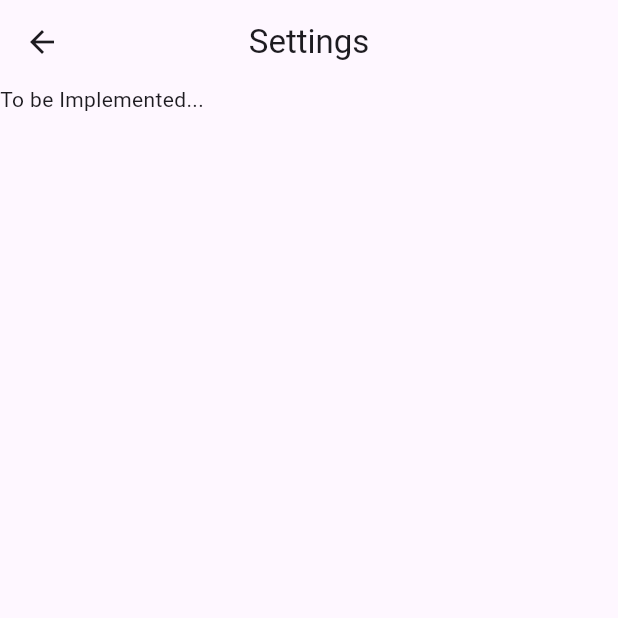
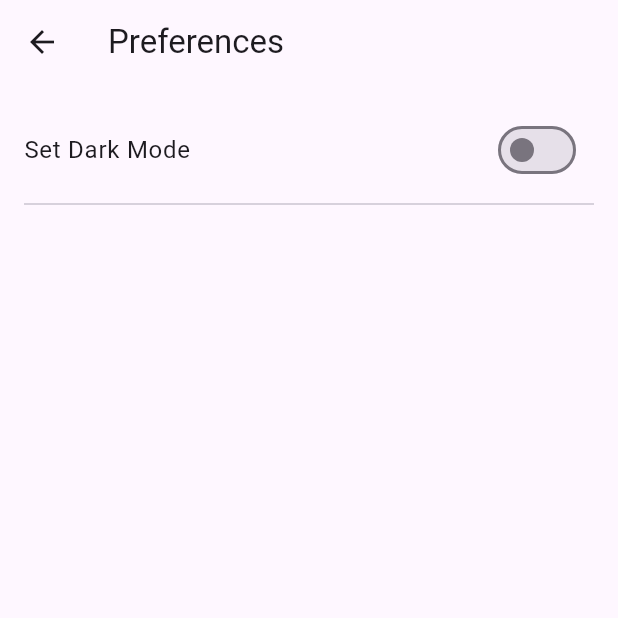
Before and after one commit to DarioCr00/books_app, a Flutter app: the SettingsScreen screen opened directly with empty values, on a phone screen of 412 x 824 dp, the top half of it. Run offline on Flutter 3.47's test engine with Material 3 defaults, Android fonts, the phone set to English and light mode, and no system bars; our stand-ins replace cached_network_image, get, shared_preferences; missing offline and left inert: hidable; accounts and stored records are empty; network calls fail.

Commit message:
Implemented dark mode through shared preferences

```diff
--- a/lib/controller/main_controller.dart
+++ b/lib/controller/main_controller.dart
@@ -1,11 +1,23 @@
 // ignore_for_file: avoid_print
 
 import 'package:books_app/utils/api_url.dart';
+import 'package:flutter/material.dart';
 import 'package:http/http.dart' as http;
 import 'dart:convert';
 import 'package:books_app/model/book.dart';
+import 'package:shared_preferences/shared_preferences.dart';
+import 'package:get/get.dart';
 
-class MainController {
+class MainController extends GetxController {
+  final RxBool _isDarkMode = false.obs;
+  RxBool get isDarkMode => _isDarkMode;
+
+  @override
+  void onInit() {
+    checkTheme();
+    super.onInit();
+  }
+
   Future<List<Book>> fetchBooks(String query) async {
     final url = googleBooksApiUrl(query);
     print('Fetching books from: $url');
@@ -42,4 +54,17 @@ class MainController {
   Future<List<Book>> fetchPopularBooks() async {
     return await fetchBooks("Lo Hobbit");
   }
+
+  void checkTheme() async {
+    SharedPreferences prefs = await SharedPreferences.getInstance();
+    _isDarkMode.value = prefs.getBool('isDarkMode') ?? false;
+    Get.changeThemeMode(_isDarkMode.value ? ThemeMode.dark : ThemeMode.light);
+  }
+
+  void updateTheme(bool isDarkMode) async {
+    SharedPreferences prefs = await SharedPreferences.getInstance();
+    _isDarkMode.value = isDarkMode;
+    await prefs.setBool('isDarkMode', isDarkMode);
+    Get.changeThemeMode(isDarkMode ? ThemeMode.dark : ThemeMode.light);
+  }
 }
--- a/lib/main.dart
+++ b/lib/main.dart
@@ -2,23 +2,27 @@
 
 import 'package:books_app/widgets/floating_navbar_widget.dart';
 import 'package:flutter/material.dart';
-
+import 'package:get/get.dart';
+import 'package:books_app/controller/main_controller.dart';
 
 void main() {
-  runApp(const MyApp());
+  Get.put(MainController()); // Inizializzare il MainController
+  runApp(MyApp());
 }
 
 class MyApp extends StatelessWidget {
-  const MyApp({Key ? key}) : super(key: key);
+  final MainController mainController = Get.find();
 
   @override
   Widget build(BuildContext context) {
-    return MaterialApp(
-      title: 'Books App',
-      theme: ThemeData(
-        primarySwatch: Colors.blue,
-      ),
-      home: const FloatingBottomNavBar(),
-    );
+    return Obx(() {
+      return GetMaterialApp(
+        title: 'Books App',
+        themeMode: mainController.isDarkMode.value ? ThemeMode.dark : ThemeMode.light,
+        darkTheme: ThemeData.dark(),
+        theme: ThemeData.light(),
+        home: const FloatingBottomNavBar(),
+      );
+    });
   }
 }
--- a/lib/screens/settings_screen.dart
+++ b/lib/screens/settings_screen.dart
@@ -1,26 +1,51 @@
 // ignore_for_file: use_super_parameters, library_private_types_in_public_api
 
 import 'package:flutter/material.dart';
+import 'package:get/get.dart';
+import 'package:books_app/controller/main_controller.dart';
 
 class SettingsScreen extends StatefulWidget {
   final ScrollController scrollController;
 
-  const SettingsScreen({Key ? key, required this.scrollController}) : super(key: key);
+  const SettingsScreen({Key? key, required this.scrollController}) : super(key: key);
 
   @override
   _SettingsScreenState createState() => _SettingsScreenState();
 }
 
 class _SettingsScreenState extends State<SettingsScreen> {
+  final MainController mainController = Get.find();
 
   @override
   Widget build(BuildContext context) {
-    return Scaffold(
-      appBar: AppBar(
-        title: const Text('Settings'),
-        centerTitle: true,
-      ),
-      body: const Text('To be Implemented...')
-    );
+    return Obx(() {
+      final isDarkMode = mainController.isDarkMode.value;
+      final ThemeData currentTheme = isDarkMode ? ThemeData.dark() : ThemeData.light();
+
+      return Scaffold(
+        appBar: AppBar(
+          title: Text('Preferences'),
+          backgroundColor: currentTheme.appBarTheme.backgroundColor,
+        ),
+        body: Padding(
+          padding: const EdgeInsets.symmetric(vertical: 16.0),
+          child: ListView(
+            children: [
+              ListTile(
+                title: Text('Set Dark Mode'),
+                trailing: Switch(
+                  value: isDarkMode,
+                  onChanged: (value) {
+                    mainController.updateTheme(value);
+                  },
+                  activeColor: Colors.blueGrey,
+                ),
+              ),
+              const Divider(indent: 16.0, endIndent: 16.0),
+            ],
+          ),
+        ),
+      );
+    });
   }
 }
--- a/lib/widgets/book_recommended_widget.dart
+++ b/lib/widgets/book_recommended_widget.dart
@@ -31,6 +31,7 @@ class BookRecommendedWidget extends StatelessWidget {
             style: TextStyle(
               fontWeight: FontWeight.bold,
               fontSize: 18,
+              color: Colors.white
             ),
           ),
           const SizedBox(height: 10),
--- a/lib/widgets/popular_books_widget.dart
+++ b/lib/widgets/popular_books_widget.dart
@@ -1,5 +1,6 @@
 // ignore_for_file: use_super_parameters
 
+import 'package:books_app/widgets/favourite_button_widget.dart';
 import 'package:flutter/material.dart';
 import 'package:cached_network_image/cached_network_image.dart';
 import 'package:books_app/model/book.dart';
@@ -52,6 +53,8 @@ class PopularBooksWidget extends StatelessWidget {
               maxLines: 2,
               overflow: TextOverflow.ellipsis,
             ),
+            const SizedBox(height: 10),
+            const FavouriteButtonWidget()
           ],
         );
       },
```
Also changed, not shown: lib/screens/home_screen.dart (+12 -6 lines), 1 other file.
